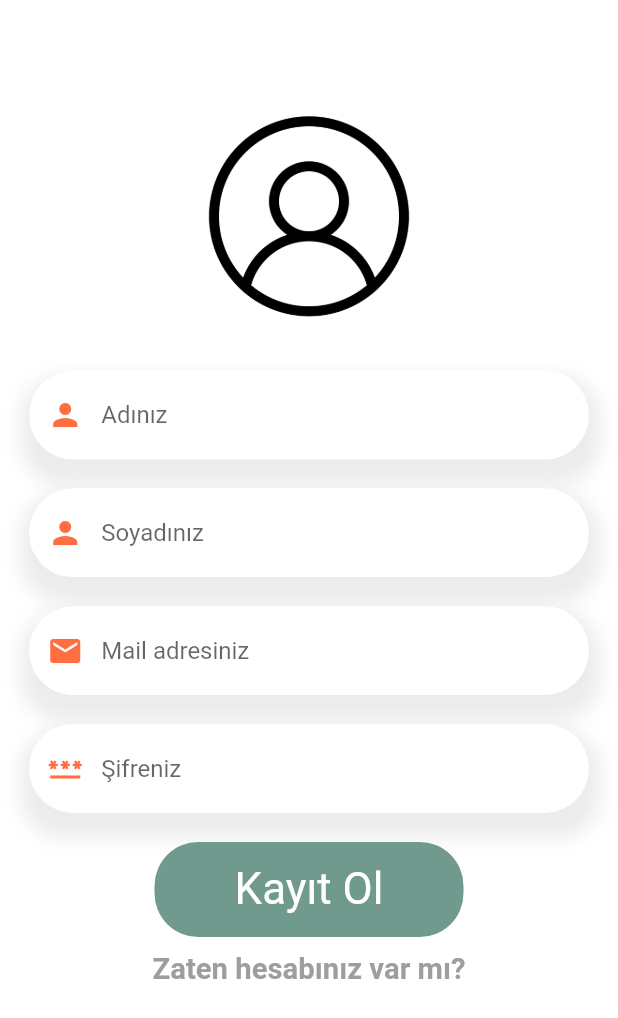
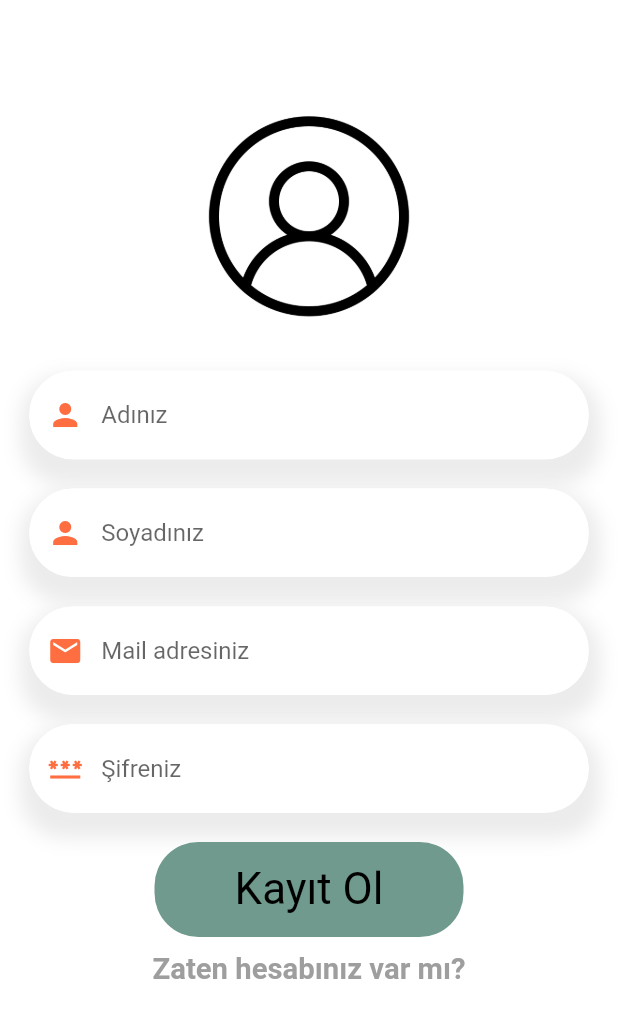
Before and after one commit to Bus-sen/animal_adoption_app, a Flutter app: the screen it shows after launch, on a phone screen of 412 x 824 dp. Shown: the top 1018 px of the screen. Run offline on Flutter 3.47's test engine with Material 2 defaults, Android fonts, the phone set to English and light mode, and no system bars; our stand-ins replace get.

Commit message:
sign in page and sign up page are updated

```diff
--- a/lib/pages/auth/sign_in_page.dart
+++ b/lib/pages/auth/sign_in_page.dart
@@ -76,7 +76,7 @@ class SignInPage extends StatelessWidget {
                   child: Center(
                     child: BigText(
                       text: "Giriş Yap",
-                      size: Dimensions.font20 + Dimensions.font20/2, color: Colors.white,
+                      size: Dimensions.font20 + Dimensions.font20/2, color: Colors.black,
                     ),
                   ),
                 ),
--- a/lib/pages/auth/sign_up_page.dart
+++ b/lib/pages/auth/sign_up_page.dart
@@ -68,7 +68,7 @@ class SignUpPage extends StatelessWidget {
               child: Center(
                 child: BigText(
                   text: "Kayıt Ol",
-                  size: Dimensions.font20 + Dimensions.font20/2, color: Colors.white,
+                  size: Dimensions.font20 + Dimensions.font20/2, color: Colors.black,
                 ),
               ),
             ),
```
